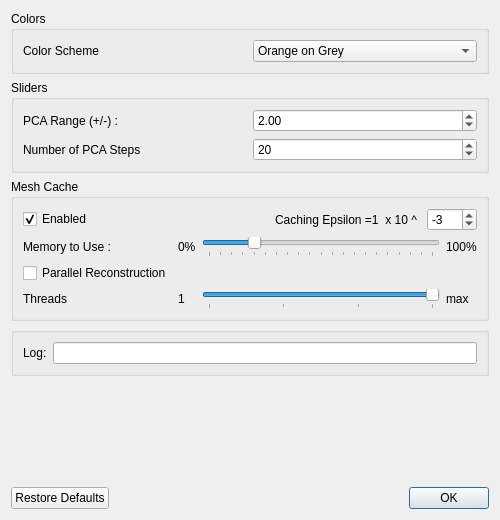
Old version of the form Studio/src/Application/Data/PreferencesWindow.ui in the repository SCIInstitute/ShapeWorks.
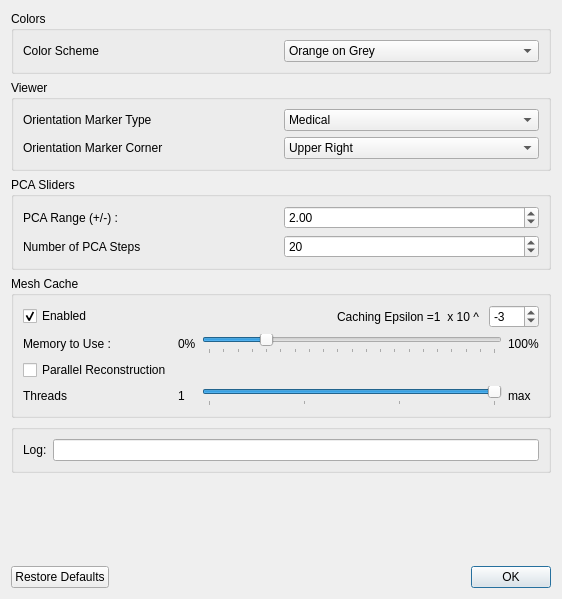
New version of the form.

Commit message: Adding orientation marker type and corner prefs

What changed in the file:
```diff
--- a/Studio/src/Application/Data/PreferencesWindow.ui
+++ b/Studio/src/Application/Data/PreferencesWindow.ui
@@ -6,8 +6,8 @@
    <rect>
     <x>0</x>
     <y>0</y>
-    <width>500</width>
-    <height>520</height>
+    <width>562</width>
+    <height>599</height>
    </rect>
   </property>
   <property name="windowTitle">
@@ -84,10 +84,76 @@
      </layout>
     </widget>
    </item>
+   <item>
+    <widget class="QGroupBox" name="groupBox_5">
+     <property name="title">
+      <string>Viewer</string>
+     </property>
+     <layout class="QGridLayout" name="gridLayout_2">
+      <item row="0" column="1">
+       <widget class="QComboBox" name="orientation_marker_type">
+        <item>
+         <property name="text">
+          <string>Medical</string>
+         </property>
+        </item>
+        <item>
+         <property name="text">
+          <string>Triad</string>
+         </property>
+        </item>
+        <item>
+         <property name="text">
+          <string>None</string>
+         </property>
+        </item>
+       </widget>
+      </item>
+      <item row="0" column="0">
+       <widget class="QLabel" name="label_12">
+        <property name="text">
+         <string>Orientation Marker Type</string>
+        </property>
+       </widget>
+      </item>
+      <item row="1" column="0">
+       <widget class="QLabel" name="label_13">
+        <property name="text">
+         <string>Orientation Marker Corner</string>
+        </property>
+       </widget>
+      </item>
+      <item row="1" column="1">
+       <widget class="QComboBox" name="orientation_marker_corner">
+        <item>
+         <property name="text">
+          <string>Upper Right</string>
+         </property>
+        </item>
+        <item>
+         <property name="text">
+          <string>Lower Right</string>
+         </property>
+        </item>
+        <item>
+         <property name="text">
+          <string>Lower Left</string>
+         </property>
+        </item>
+        <item>
+         <property name="text">
+          <string>Upper Left</string>
+         </property>
+        </item>
+       </widget>
+      </item>
+     </layout>
+    </widget>
+   </item>
    <item>
     <widget class="QGroupBox" name="groupBox_4">
      <property name="title">
-      <string>Sliders</string>
+      <string>PCA Sliders</string>
      </property>
      <layout class="QVBoxLayout" name="verticalLayout_3">
       <item>
```
The commit also changes 2 other files.
